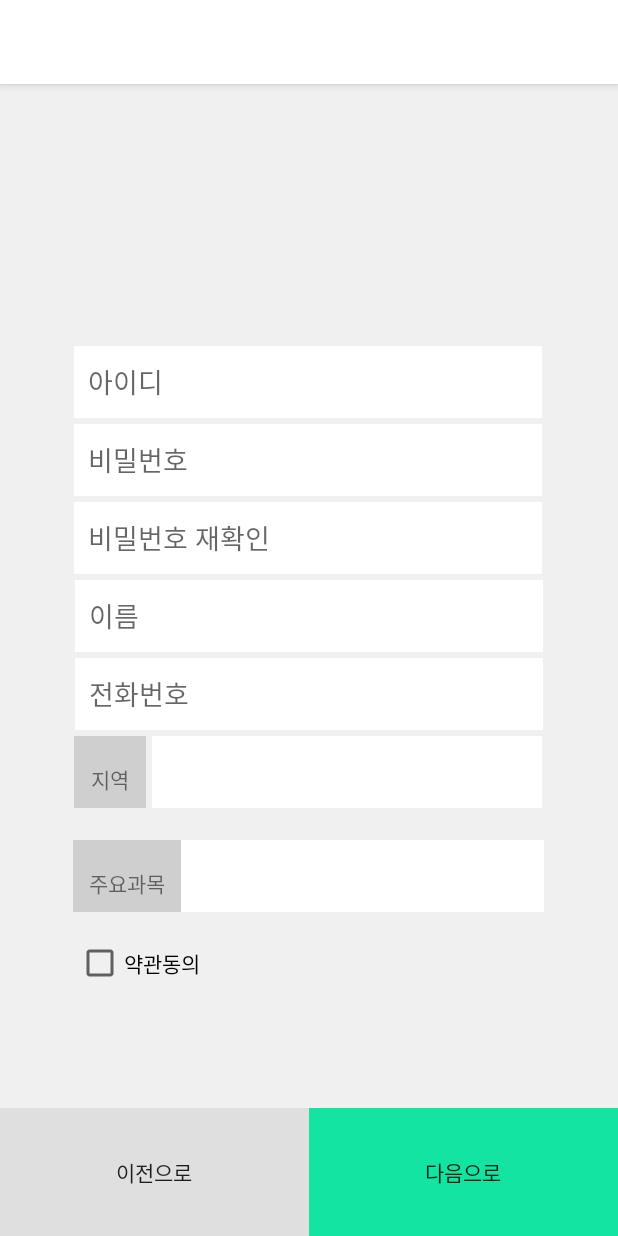
After one commit to coding-polarbear/Rivator-App, an Android app: the TeacherSignUpActivity screen opened directly, with no data from a screen before it, on a phone screen of 412 x 824 dp. The commit adds this screen. Run offline under Robolectric (Android 15) with nearby library versions, the phone set to English and light mode, and no system bars.

Commit message:
add Teacher SignUp UI

```diff
--- a/app/src/main/java/com/example/bong/rivatorproject/SelectActivity.java
+++ b/app/src/main/java/com/example/bong/rivatorproject/SelectActivity.java
@@ -1,7 +1,9 @@
 package com.example.bong.rivatorproject;
 
+import android.content.Intent;
 import android.support.v7.app.AppCompatActivity;
 import android.os.Bundle;
+import android.view.View;
 
 public class SelectActivity extends AppCompatActivity {
 
@@ -10,4 +12,9 @@ public class SelectActivity extends AppCompatActivity {
         super.onCreate(savedInstanceState);
         setContentView(R.layout.activity_select);
     }
+
+    public void goToTeacherSignup(View view) {
+        Intent i = new Intent(this, TeacherSignUpActivity.class);
+        startActivity(i);
+    }
 }
--- /dev/null
+++ b/app/src/main/java/com/example/bong/rivatorproject/TeacherSignUpActivity.java
@@ -0,0 +1,13 @@
+package com.example.bong.rivatorproject;
+
+import android.support.v7.app.AppCompatActivity;
+import android.os.Bundle;
+
+public class TeacherSignUpActivity extends AppCompatActivity {
+
+    @Override
+    protected void onCreate(Bundle savedInstanceState) {
+        super.onCreate(savedInstanceState);
+        setContentView(R.layout.activity_teacher_sign_up);
+    }
+}
--- a/app/src/main/res/layout/activity_main.xml
+++ b/app/src/main/res/layout/activity_main.xml
@@ -5,7 +5,7 @@
     android:id="@+id/activity_main"
     android:layout_width="match_parent"
     android:layout_height="match_parent"
-    android:background="#3b3e42"
+    android:background="#000000"
     android:paddingBottom="@dimen/activity_vertical_margin"
     android:paddingLeft="@dimen/activity_horizontal_margin"
     android:paddingRight="@dimen/activity_horizontal_margin"
@@ -18,17 +18,14 @@
         android:textSize="32sp"
         android:textColor="@color/colorWhiteText"
         android:lineSpacingExtra="8sp"
-        tools:text="안녕하세요
-Rivator 입니다!!"
+        android:text="안녕하세요\nRivator 입니다!!"
         android:layout_marginRight="115dp"
         app:layout_constraintRight_toRightOf="parent"
         android:layout_marginLeft="32dp"
         app:layout_constraintLeft_toLeftOf="parent"
         app:layout_constraintTop_toTopOf="parent"
-        android:layout_marginTop="80dp"
-        android:layout_marginBottom="456dp"
-        app:layout_constraintHorizontal_bias="0.358"
-        app:layout_constraintVertical_bias="0.052"
+        android:layout_marginTop="94dp"
+        app:layout_constraintHorizontal_bias="0.447"
         android:id="@+id/textView3" />
     <TextView
         android:layout_width="wrap_content"
@@ -36,18 +33,18 @@ Rivator 입니다!!"
         android:textSize="16sp"
         android:textColor="@color/colorWhiteText"
         android:letterSpacing="-0.05"
-        tools:text="Rivator는 여러분의 실력 증진을
-응원합니다"
+        android:text="Rivator는 여러분의 실력 증진을\n응원합니다"
         android:layout_marginRight="133dp"
         app:layout_constraintRight_toRightOf="parent"
-        android:layout_marginLeft="32dp"
-        app:layout_constraintLeft_toLeftOf="parent"
-        app:layout_constraintHorizontal_bias="0.327"
+        android:layout_marginLeft="0dp"
+        app:layout_constraintLeft_toLeftOf="@+id/textView3"
+        app:layout_constraintHorizontal_bias="0.111"
         android:layout_marginTop="16dp"
         app:layout_constraintTop_toBottomOf="@+id/textView3"
         app:layout_constraintBottom_toBottomOf="parent"
         android:layout_marginBottom="392dp"
-        app:layout_constraintVertical_bias="0.012" />
+        app:layout_constraintVertical_bias="0.0"
+        android:id="@+id/textView4" />
 
     <Button
         android:layout_width="328dp"
@@ -58,14 +55,14 @@ Rivator 입니다!!"
         app:layout_constraintRight_toRightOf="parent"
         android:layout_marginLeft="19dp"
         app:layout_constraintLeft_toLeftOf="parent"
-        app:layout_constraintTop_toTopOf="parent"
-        android:layout_marginTop="452dp"
+        android:layout_marginTop="8dp"
         app:layout_constraintBottom_toBottomOf="parent"
         android:layout_marginBottom="108dp"
-        app:layout_constraintVertical_bias="1.0"
+        app:layout_constraintVertical_bias="0.823"
         android:onClick="goToSignIn"
         android:id="@+id/button"
-        app:layout_constraintHorizontal_bias="0.375" />
+        app:layout_constraintHorizontal_bias="0.431"
+        app:layout_constraintTop_toBottomOf="@+id/textView4" />
 
     <Button
         android:layout_width="328dp"
--- a/app/src/main/res/layout/activity_select.xml
+++ b/app/src/main/res/layout/activity_select.xml
@@ -29,7 +29,7 @@
             android:id="@+id/student"
             android:layout_marginBottom="10dp"
             android:gravity="center_horizontal"
-            tools:text="학생"
+            android:text="학생"
             />
         <TextView
             android:layout_width="wrap_content"
@@ -62,7 +62,7 @@
             android:id="@+id/teacher"
             android:gravity="center_horizontal"
             android:layout_marginBottom="10dp"
-            tools:text="강사"
+            android:text="강사"
             />
         <TextView
             android:layout_width="wrap_content"
@@ -74,7 +74,7 @@
             android:onClick="goToTeacherSignup"
             android:layout_below="@+id/teacher"
             android:gravity="center_horizontal"
-            tools:text="강사 회원으로 가입하고자 하는 분은\n이 곳을 터치해 진행해주세요."
+            android:text="강사 회원으로 가입하고자 하는 분은\n이 곳을 터치해 진행해주세요."
             android:textAlignment="center"
             />
     </RelativeLayout>
--- /dev/null
+++ b/app/src/main/res/layout/activity_teacher_sign_up.xml
@@ -0,0 +1,262 @@
+<?xml version="1.0" encoding="utf-8"?>
+<LinearLayout xmlns:android="http://schemas.android.com/apk/res/android"
+    xmlns:app="http://schemas.android.com/apk/res-auto"
+    xmlns:tools="http://schemas.android.com/tools"
+    android:layout_width="match_parent"
+    android:layout_height="match_parent"
+    android:background="#f0f0f0"
+    android:orientation="vertical"
+    tools:context="com.example.bong.rivatorproject.TeacherSignUpActivity">
+
+        <ScrollView
+            android:layout_width="match_parent"
+            android:layout_height="match_parent"
+            android:layout_weight="1">
+            <RelativeLayout
+                android:layout_width="match_parent"
+                android:layout_height="10dp"
+                android:layout_weight="1"
+                tools:layout_editor_absoluteY="8dp"
+                tools:layout_editor_absoluteX="8dp">
+            <android.support.constraint.ConstraintLayout
+                android:layout_width="match_parent"
+                android:layout_height="match_parent"
+                android:layout_marginEnd="0dp"
+                android:layout_marginBottom="0dp"
+                android:orientation="vertical">
+
+                <ImageView
+                    android:layout_width="96dp"
+                    android:layout_height="96dp"
+                    android:layout_marginRight="7dp"
+                    app:layout_constraintRight_toRightOf="parent"
+                    android:layout_marginLeft="8dp"
+                    app:layout_constraintLeft_toLeftOf="parent"
+                    app:layout_constraintHorizontal_bias="0.496"
+                    app:layout_constraintTop_toTopOf="parent"
+                    android:layout_marginTop="40dp"
+                    android:layout_marginBottom="468dp"
+                    app:layout_constraintBottom_toBottomOf="parent"
+                    app:layout_constraintVertical_bias="0.1"
+                    android:id="@+id/imageView"
+                    android:layout_marginStart="8dp"
+                    android:layout_marginEnd="7dp" />
+
+                <EditText
+                    android:id="@+id/id"
+                    android:layout_width="312dp"
+                    android:layout_height="48dp"
+                    android:ems="10"
+                    android:background="@color/colorWhiteText"
+                    android:inputType="textPersonName"
+                    android:hint="  아이디"
+                    android:layout_marginRight="24dp"
+                    app:layout_constraintRight_toRightOf="parent"
+                    android:layout_marginLeft="24dp"
+                    app:layout_constraintLeft_toLeftOf="parent"
+                    android:layout_marginTop="32dp"
+                    app:layout_constraintTop_toBottomOf="@+id/imageView"
+                    app:layout_constraintBottom_toBottomOf="parent"
+                    android:layout_marginBottom="440dp"
+                    app:layout_constraintHorizontal_bias="0.49"
+                    app:layout_constraintVertical_bias="0.0"
+                    android:layout_marginStart="24dp"
+                    android:layout_marginEnd="24dp" />
+
+                <EditText
+                    android:id="@+id/editText2"
+                    android:layout_width="312dp"
+                    android:layout_height="48dp"
+                    android:ems="10"
+                    android:background="@color/colorWhiteText"
+                    android:inputType="textPersonName"
+                    android:hint="  비밀번호"
+                    android:layout_marginRight="8dp"
+                    app:layout_constraintRight_toRightOf="parent"
+                    android:layout_marginLeft="8dp"
+                    app:layout_constraintLeft_toLeftOf="parent"
+                    android:layout_marginTop="4dp"
+                    app:layout_constraintTop_toBottomOf="@+id/id"
+                    app:layout_constraintBottom_toBottomOf="parent"
+                    android:layout_marginBottom="393dp"
+                    app:layout_constraintHorizontal_bias="0.493"
+                    app:layout_constraintVertical_bias="0.0"
+                    android:layout_marginStart="8dp"
+                    android:layout_marginEnd="8dp" />
+
+                <EditText
+                    android:layout_width="312dp"
+                    android:layout_height="48dp"
+                    android:background="@color/colorWhiteText"
+                    android:layout_marginRight="8dp"
+                    android:hint="  비밀번호 재확인"
+                    app:layout_constraintRight_toRightOf="parent"
+                    android:layout_marginLeft="8dp"
+                    app:layout_constraintLeft_toLeftOf="parent"
+                    android:layout_marginTop="4dp"
+                    app:layout_constraintTop_toBottomOf="@+id/editText2"
+                    app:layout_constraintBottom_toBottomOf="parent"
+                    android:layout_marginBottom="346dp"
+                    app:layout_constraintHorizontal_bias="0.493"
+                    app:layout_constraintVertical_bias="0.0"
+                    android:layout_marginStart="8dp"
+                    android:layout_marginEnd="8dp"
+                    android:id="@+id/editText" />
+
+                <EditText
+                    android:id="@+id/editText3"
+                    android:layout_width="312dp"
+                    android:layout_height="48dp"
+                    android:background="@color/colorWhiteText"
+                    android:hint="  이름"
+                    android:ems="10"
+                    android:inputType="textPersonName"
+                    android:layout_marginTop="4dp"
+                    app:layout_constraintTop_toBottomOf="@+id/editText"
+                    android:layout_marginRight="24dp"
+                    app:layout_constraintRight_toRightOf="parent"
+                    android:layout_marginLeft="24dp"
+                    app:layout_constraintLeft_toLeftOf="parent"
+                    android:layout_marginStart="24dp"
+                    android:layout_marginEnd="24dp" />
+                <EditText
+                    android:layout_width="312dp"
+                    android:layout_height="48dp"
+                    android:background="@color/colorWhiteText"
+                    android:layout_marginTop="4dp"
+                    android:hint="  전화번호"
+                    app:layout_constraintTop_toBottomOf="@+id/editText3"
+                    android:layout_marginLeft="24dp"
+                    app:layout_constraintLeft_toLeftOf="parent"
+                    android:layout_marginRight="24dp"
+                    app:layout_constraintRight_toRightOf="parent"
+                    android:id="@+id/editText4"
+                    android:layout_marginStart="24dp"
+                    android:layout_marginEnd="24dp" />
+                <TextView
+                    android:layout_width="48dp"
+                    android:layout_height="48dp"
+                    android:background="#cfcfcf"
+                    android:textAlignment="center"
+                    android:text="\n지역"
+                    android:layout_marginRight="288dp"
+                    app:layout_constraintRight_toRightOf="parent"
+                    android:layout_marginLeft="24dp"
+                    app:layout_constraintLeft_toLeftOf="parent"
+                    app:layout_constraintHorizontal_bias="0.49"
+                    android:layout_marginTop="4dp"
+                    app:layout_constraintTop_toBottomOf="@+id/editText4"
+                    android:layout_marginStart="24dp"
+                    android:layout_marginEnd="288dp"
+                    android:id="@+id/textView5" />
+
+                <Spinner
+                    android:id="@+id/citySpinner"
+                    android:layout_width="86dp"
+                    android:layout_height="48dp"
+                    android:background="@color/colorWhiteText"
+                    android:layout_marginStart="4dp"
+                    android:layout_marginTop="4dp"
+                    app:layout_constraintTop_toBottomOf="@+id/editText4"
+                    app:layout_constraintLeft_toRightOf="@+id/textView5"
+                    android:layout_marginLeft="4dp" />
+                <Spinner
+                    android:id="@+id/districSpinner"
+                    android:layout_width="88dp"
+                    android:layout_height="48dp"
+                    android:background="@color/colorWhiteText"
+                    android:layout_marginLeft="4dp"
+                    android:layout_marginRight="4dp"
+                    app:layout_constraintRight_toRightOf="parent"
+                    android:layout_marginTop="4dp"
+                    app:layout_constraintTop_toBottomOf="@+id/editText4"
+                    app:layout_constraintHorizontal_bias="0.367"
+                    android:layout_marginStart="4dp"
+                    android:layout_marginEnd="4dp"
+                    app:layout_constraintLeft_toLeftOf="@+id/citySpinner" />
+
+                <Spinner
+                    android:id="@+id/townSpinner"
+                    android:layout_width="90dp"
+                    android:layout_height="48dp"
+                    android:background="@color/colorWhiteText"
+                    android:layout_marginLeft="8dp"
+                    android:layout_marginRight="8dp"
+                    app:layout_constraintRight_toRightOf="parent"
+                    app:layout_constraintHorizontal_bias="0.652"
+                    android:layout_marginTop="4dp"
+                    app:layout_constraintTop_toBottomOf="@+id/editText4"
+                    app:layout_constraintLeft_toLeftOf="@+id/districSpinner"
+                    android:layout_marginStart="8dp"
+                    android:layout_marginEnd="8dp" />
+                <TextView
+                    android:layout_width="72dp"
+                    android:layout_height="48dp"
+                    android:background="#cfcfcf"
+                    android:text="\n주요과목"
+                    android:textAlignment="center"
+                    android:layout_marginTop="21dp"
+                    app:layout_constraintTop_toBottomOf="@+id/textView5"
+                    app:layout_constraintLeft_toLeftOf="parent"
+                    android:layout_marginLeft="8dp"
+                    android:layout_marginRight="8dp"
+                    app:layout_constraintRight_toRightOf="parent"
+                    app:layout_constraintHorizontal_bias="0.126"
+                    android:layout_marginStart="8dp"
+                    android:layout_marginEnd="8dp"
+                    android:id="@+id/textView6" />
+
+                <Spinner
+                    android:id="@+id/spinner"
+                    android:layout_width="242dp"
+                    android:layout_height="48dp"
+                    android:background="@color/colorWhiteText"
+                    app:layout_constraintLeft_toRightOf="@+id/textView6"
+                    android:layout_marginTop="21dp"
+                    app:layout_constraintTop_toBottomOf="@+id/districSpinner"
+                    android:layout_marginRight="8dp"
+                    app:layout_constraintRight_toRightOf="parent"
+                    app:layout_constraintHorizontal_bias="0.0"
+                    android:layout_marginEnd="8dp" />
+
+                <CheckBox
+                    android:id="@+id/checkBox"
+                    android:layout_width="wrap_content"
+                    android:layout_height="wrap_content"
+                    android:text="약관동의"
+                    android:layout_marginRight="8dp"
+                    app:layout_constraintRight_toRightOf="parent"
+                    android:layout_marginLeft="8dp"
+                    app:layout_constraintLeft_toLeftOf="parent"
+                    android:layout_marginTop="18dp"
+                    android:paddingBottom="0dp"
+                    app:layout_constraintTop_toBottomOf="@+id/textView6"
+                    app:layout_constraintHorizontal_bias="0.137"
+                    android:layout_marginStart="8dp"
+                    android:layout_marginEnd="8dp" />
+            </android.support.constraint.ConstraintLayout>
+        </RelativeLayout>
+        </ScrollView>
+
+
+    <LinearLayout
+        android:layout_width="match_parent"
+        android:layout_height="match_parent"
+        android:orientation="horizontal"
+        android:layout_weight="8">
+        <Button
+            android:layout_width="match_parent"
+            android:layout_height="match_parent"
+            android:background="#dfdfdf"
+            android:text="이전으로"
+            android:layout_weight="1"/>
+
+        <Button
+            android:id="@+id/button2"
+            android:layout_width="match_parent"
+            android:layout_height="match_parent"
+            android:layout_weight="1"
+            android:background="#14e4a2"
+            android:text="다음으로" />
+    </LinearLayout>
+</LinearLayout>
```
Also changed, not shown: app/src/main/AndroidManifest.xml (+3 -4 lines).
